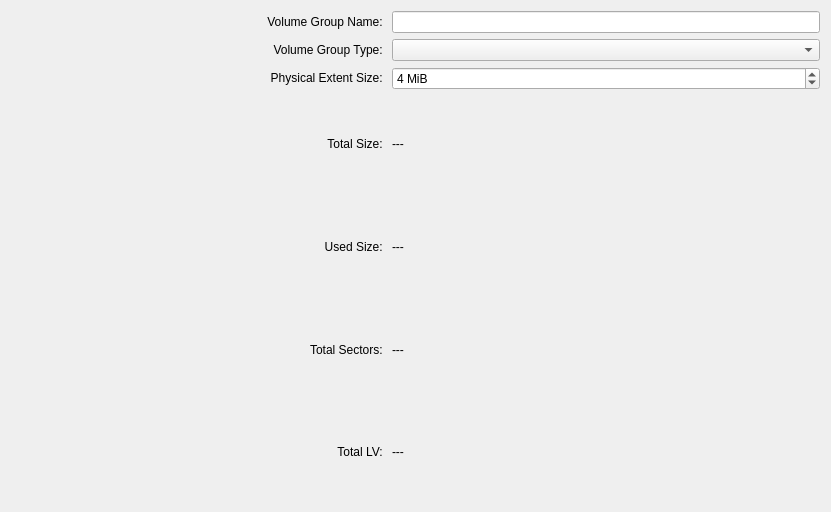
KDE/partitionmanager, file src/gui/volumegroupwidgetbase.ui: the form before one commit.
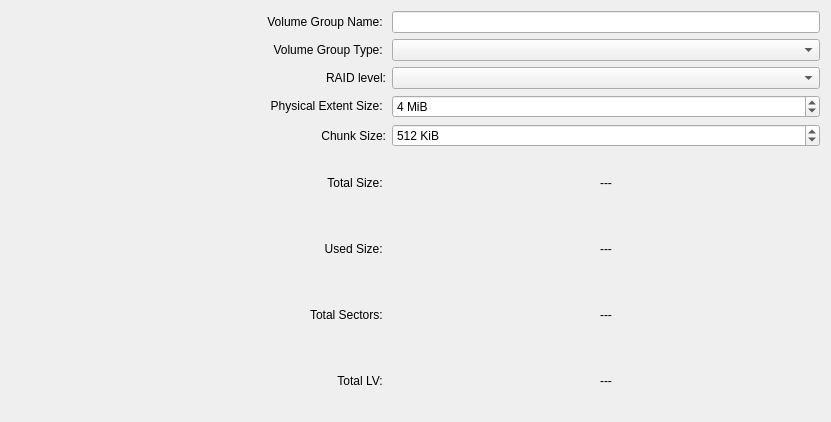
The form after the commit. Custom widgets are drawn as their Qt base class.

Commit message: Including RAID components in VolumeGroupWidget

```diff
--- a/src/gui/volumegroupwidgetbase.ui
+++ b/src/gui/volumegroupwidgetbase.ui
@@ -7,7 +7,7 @@
     <x>0</x>
     <y>0</y>
     <width>831</width>
-    <height>512</height>
+    <height>418</height>
    </rect>
   </property>
   <property name="minimumSize">
@@ -17,7 +17,30 @@
    </size>
   </property>
   <layout class="QGridLayout" name="gridLayout">
-   <item row="1" column="2">
+   <item row="0" column="0" rowspan="9">
+    <widget class="ListPhysicalVolumes" name="m_ListPV" native="true">
+     <property name="minimumSize">
+      <size>
+       <width>250</width>
+       <height>400</height>
+      </size>
+     </property>
+    </widget>
+   </item>
+   <item row="0" column="1">
+    <widget class="QLabel" name="m_LabelTextVGName">
+     <property name="text">
+      <string>Volume Group Name: </string>
+     </property>
+     <property name="alignment">
+      <set>Qt::AlignRight|Qt::AlignTrailing|Qt::AlignVCenter</set>
+     </property>
+     <property name="textInteractionFlags">
+      <set>Qt::LinksAccessibleByMouse|Qt::TextSelectableByKeyboard|Qt::TextSelectableByMouse</set>
+     </property>
+    </widget>
+   </item>
+   <item row="0" column="2">
     <layout class="QVBoxLayout" name="verticalLayout_2">
      <item>
       <widget class="QLineEdit" name="m_EditVGName"/>
@@ -25,18 +48,39 @@
     </layout>
    </item>
    <item row="1" column="1">
-    <widget class="QLabel" name="m_LabelTextVGName">
+    <widget class="QLabel" name="m_LabelTextVolumeType">
      <property name="text">
-      <string>Volume Group Name: </string>
+      <string>Volume Group Type: </string>
      </property>
      <property name="alignment">
       <set>Qt::AlignRight|Qt::AlignTrailing|Qt::AlignVCenter</set>
      </property>
-     <property name="textInteractionFlags">
-      <set>Qt::LinksAccessibleByMouse|Qt::TextSelectableByKeyboard|Qt::TextSelectableByMouse</set>
+    </widget>
+   </item>
+   <item row="1" column="2">
+    <layout class="QVBoxLayout" name="verticalLayout_4">
+     <item>
+      <widget class="QComboBox" name="m_ComboVolumeType"/>
+     </item>
+    </layout>
+   </item>
+   <item row="2" column="1">
+    <widget class="QLabel" name="m_LabelRaidLevel">
+     <property name="text">
+      <string>RAID level:</string>
      </property>
+     <property name="alignment">
+      <set>Qt::AlignRight|Qt::AlignTrailing|Qt::AlignVCenter</set>
+     </property>
     </widget>
    </item>
+   <item row="2" column="2">
+    <layout class="QVBoxLayout" name="verticalLayout_3">
+     <item>
+      <widget class="QComboBox" name="m_RaidLevel"/>
+     </item>
+    </layout>
+   </item>
    <item row="3" column="1">
     <widget class="QLabel" name="m_LabelTextPESize">
      <property name="text">
@@ -50,23 +94,6 @@
      </property>
     </widget>
    </item>
-   <item row="6" column="2">
-    <widget class="QLabel" name="m_LabelTotalSectors">
-     <property name="text">
-      <string>---</string>
-     </property>
-     <property name="textInteractionFlags">
-      <set>Qt::LinksAccessibleByMouse|Qt::TextSelectableByKeyboard|Qt::TextSelectableByMouse</set>
-     </property>
-    </widget>
-   </item>
-   <item row="2" column="2">
-    <layout class="QVBoxLayout" name="verticalLayout_4">
-     <item>
-      <widget class="QComboBox" name="m_ComboVolumeType"/>
-     </item>
-    </layout>
-   </item>
    <item row="3" column="2">
     <layout class="QVBoxLayout" name="verticalLayout">
      <item>
@@ -87,50 +114,37 @@
      </item>
     </layout>
    </item>
-   <item row="1" column="0" rowspan="7">
-    <widget class="ListPhysicalVolumes" name="m_ListPV" native="true">
-     <property name="minimumSize">
-      <size>
-       <width>250</width>
-       <height>400</height>
-      </size>
-     </property>
-    </widget>
-   </item>
-   <item row="7" column="1">
-    <widget class="QLabel" name="m_LabelTextTotalLV">
-     <property name="text">
-      <string>Total LV: </string>
-     </property>
-     <property name="alignment">
-      <set>Qt::AlignRight|Qt::AlignTrailing|Qt::AlignVCenter</set>
-     </property>
-     <property name="textInteractionFlags">
-      <set>Qt::LinksAccessibleByMouse|Qt::TextSelectableByKeyboard|Qt::TextSelectableByMouse</set>
-     </property>
-    </widget>
-   </item>
-   <item row="7" column="2">
-    <widget class="QLabel" name="m_LabelTotalLV">
-     <property name="text">
-      <string>---</string>
-     </property>
-     <property name="textInteractionFlags">
-      <set>Qt::LinksAccessibleByMouse|Qt::TextSelectableByKeyboard|Qt::TextSelectableByMouse</set>
-     </property>
-    </widget>
-   </item>
-   <item row="2" column="1">
-    <widget class="QLabel" name="m_LabelTextVolumeType">
-     <property name="text">
-      <string>Volume Group Type: </string>
-     </property>
-     <property name="alignment">
-      <set>Qt::AlignRight|Qt::AlignTrailing|Qt::AlignVCenter</set>
-     </property>
-    </widget>
-   </item>
    <item row="4" column="1">
+    <widget class="QLabel" name="m_LabelChunkSize">
+     <property name="text">
+      <string>Chunk Size:</string>
+     </property>
+     <property name="alignment">
+      <set>Qt::AlignRight|Qt::AlignTrailing|Qt::AlignVCenter</set>
+     </property>
+    </widget>
+   </item>
+   <item row="4" column="2">
+    <layout class="QVBoxLayout" name="verticalLayout_7">
+     <item>
+      <widget class="QSpinBox" name="spinBox">
+       <property name="suffix">
+        <string> KiB</string>
+       </property>
+       <property name="minimum">
+        <number>1</number>
+       </property>
+       <property name="maximum">
+        <number>2048</number>
+       </property>
+       <property name="value">
+        <number>512</number>
+       </property>
+      </widget>
+     </item>
+    </layout>
+   </item>
+   <item row="5" column="1">
     <widget class="QLabel" name="m_LabelTextTotalSize">
      <property name="text">
       <string>Total Size: </string>
@@ -143,40 +157,20 @@
      </property>
     </widget>
    </item>
-   <item row="6" column="1">
-    <widget class="QLabel" name="m_LabelTextTotalSectors">
-     <property name="text">
-      <string>Total Sectors: </string>
-     </property>
-     <property name="alignment">
-      <set>Qt::AlignRight|Qt::AlignTrailing|Qt::AlignVCenter</set>
-     </property>
-     <property name="textInteractionFlags">
-      <set>Qt::LinksAccessibleByMouse|Qt::TextSelectableByKeyboard|Qt::TextSelectableByMouse</set>
-     </property>
-    </widget>
-   </item>
-   <item row="4" column="2">
-    <widget class="QLabel" name="m_LabelTotalSize">
-     <property name="text">
-      <string>---</string>
-     </property>
-     <property name="textInteractionFlags">
-      <set>Qt::LinksAccessibleByMouse|Qt::TextSelectableByKeyboard|Qt::TextSelectableByMouse</set>
-     </property>
-    </widget>
-   </item>
    <item row="5" column="2">
-    <widget class="QLabel" name="m_LabelTotalUsedSize">
+    <widget class="QLabel" name="m_LabelTotalSize">
      <property name="text">
       <string>---</string>
      </property>
+     <property name="alignment">
+      <set>Qt::AlignCenter</set>
+     </property>
      <property name="textInteractionFlags">
       <set>Qt::LinksAccessibleByMouse|Qt::TextSelectableByKeyboard|Qt::TextSelectableByMouse</set>
      </property>
     </widget>
    </item>
-   <item row="5" column="1">
+   <item row="6" column="1">
     <widget class="QLabel" name="m_LabelTextTotalUsedSize">
      <property name="text">
       <string>Used Size: </string>
@@ -189,6 +183,71 @@
      </property>
     </widget>
    </item>
+   <item row="6" column="2">
+    <widget class="QLabel" name="m_LabelTotalUsedSize">
+     <property name="text">
+      <string>---</string>
+     </property>
+     <property name="alignment">
+      <set>Qt::AlignCenter</set>
+     </property>
+     <property name="textInteractionFlags">
+      <set>Qt::LinksAccessibleByMouse|Qt::TextSelectableByKeyboard|Qt::TextSelectableByMouse</set>
+     </property>
+    </widget>
+   </item>
+   <item row="7" column="1">
+    <widget class="QLabel" name="m_LabelTextTotalSectors">
+     <property name="text">
+      <string>Total Sectors: </string>
+     </property>
+     <property name="alignment">
+      <set>Qt::AlignRight|Qt::AlignTrailing|Qt::AlignVCenter</set>
+     </property>
+     <property name="textInteractionFlags">
+      <set>Qt::LinksAccessibleByMouse|Qt::TextSelectableByKeyboard|Qt::TextSelectableByMouse</set>
+     </property>
+    </widget>
+   </item>
+   <item row="7" column="2">
+    <widget class="QLabel" name="m_LabelTotalSectors">
+     <property name="text">
+      <string>---</string>
+     </property>
+     <property name="alignment">
+      <set>Qt::AlignCenter</set>
+     </property>
+     <property name="textInteractionFlags">
+      <set>Qt::LinksAccessibleByMouse|Qt::TextSelectableByKeyboard|Qt::TextSelectableByMouse</set>
+     </property>
+    </widget>
+   </item>
+   <item row="8" column="1">
+    <widget class="QLabel" name="m_LabelTextTotalLV">
+     <property name="text">
+      <string>Total LV: </string>
+     </property>
+     <property name="alignment">
+      <set>Qt::AlignRight|Qt::AlignTrailing|Qt::AlignVCenter</set>
+     </property>
+     <property name="textInteractionFlags">
+      <set>Qt::LinksAccessibleByMouse|Qt::TextSelectableByKeyboard|Qt::TextSelectableByMouse</set>
+     </property>
+    </widget>
+   </item>
+   <item row="8" column="2">
+    <widget class="QLabel" name="m_LabelTotalLV">
+     <property name="text">
+      <string>---</string>
+     </property>
+     <property name="alignment">
+      <set>Qt::AlignCenter</set>
+     </property>
+     <property name="textInteractionFlags">
+      <set>Qt::LinksAccessibleByMouse|Qt::TextSelectableByKeyboard|Qt::TextSelectableByMouse</set>
+     </property>
+    </widget>
+   </item>
   </layout>
  </widget>
  <customwidgets>
```
